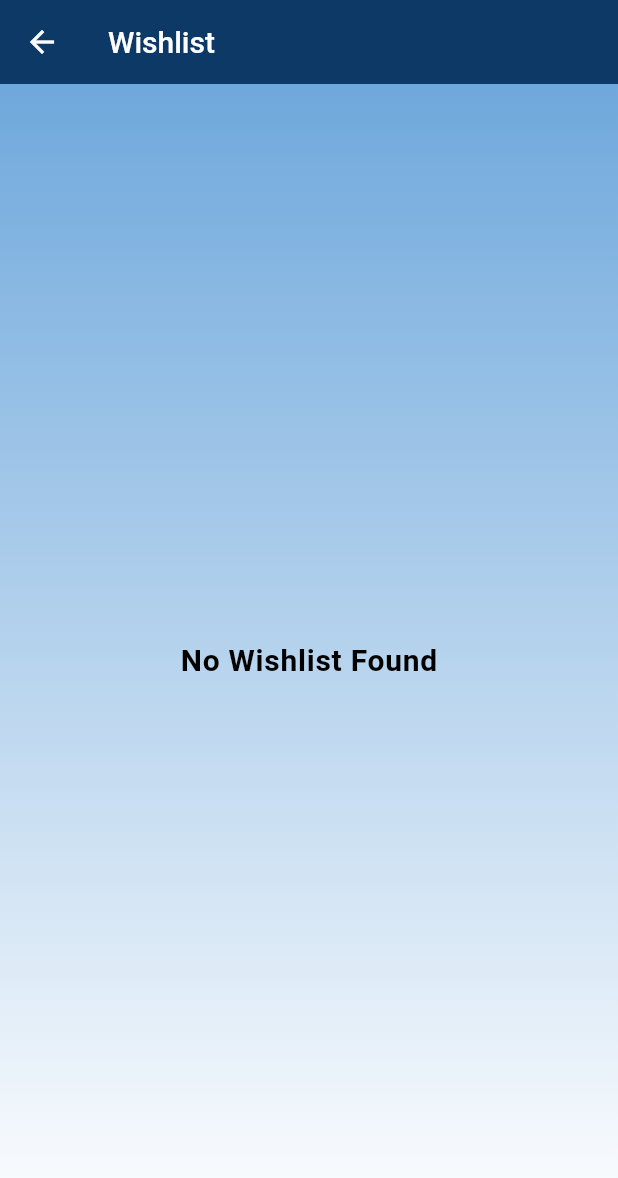
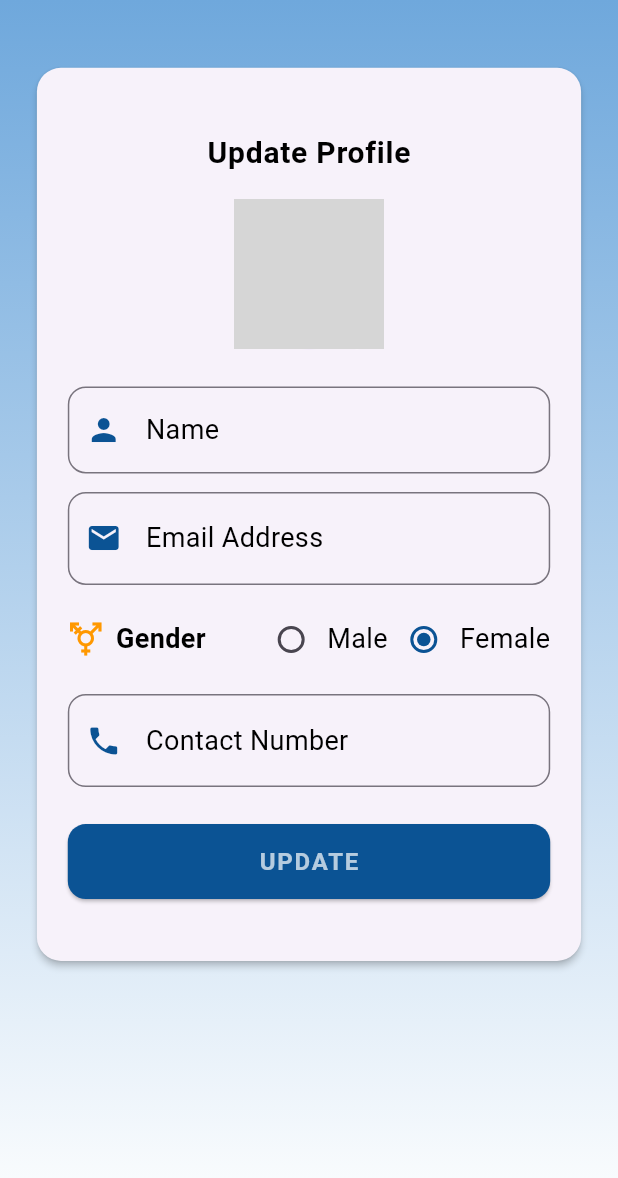
Before and after one commit to akp-dev2230/petmate, a Flutter app: the Accountinfo screen opened directly, after a tap on "Profile", on a phone screen of 412 x 824 dp. Shown: the top 1178 px of the screen. Run offline on Flutter 3.47's test engine with Material 3 defaults, Android fonts, the light colour scheme and no system bars; our stand-ins replace animate_do, cloud_firestore, firebase_auth, firebase_core, flutter_rating_bar, get and 4 more; accounts and stored records are empty; grey boxes are pictures that could not be loaded.

Commit message:
Changed the whole UI

```diff
--- a/lib/views/Clinic/clinic.dart
+++ b/lib/views/Clinic/clinic.dart
@@ -11,6 +11,7 @@ class Clinic extends StatefulWidget {
 class _ClinicState extends State<Clinic> {
   @override
   Widget build(BuildContext context) {
+
     final screenWidth  = MediaQuery.of(context).size.width;
     final screenHeight = MediaQuery.of(context).size.height;
 
--- a/lib/views/Userinfo/accountinfo.dart
+++ b/lib/views/Userinfo/accountinfo.dart
@@ -1,11 +1,11 @@
 import 'package:cloud_firestore/cloud_firestore.dart';
 import 'package:firebase_auth/firebase_auth.dart';
-import 'package:flutter/cupertino.dart';
 import 'package:flutter/material.dart';
 import 'package:get/get.dart';
 import 'package:petmate/Services/firestore_services.dart';
 import 'package:petmate/background.dart';
-import 'package:petmate/controllers/profile_controller.dart';
+import 'package:petmate/views/Userinfo/manage_address.dart';
+import 'package:petmate/views/Userinfo/update_profile.dart';
 import 'package:petmate/views/Userinfo/wishlist_screen.dart';
 import 'package:petmate/views/authentication_screen/loginscreen.dart';
 
@@ -15,13 +15,19 @@ class Accountinfo extends StatelessWidget {
   @override
   Widget build(BuildContext context) {
 
-    var controller = Get.put(ProfileController());
-
     final screenWidth = MediaQuery.of(context).size.width;
     final screenHeight = MediaQuery.of(context).size.height;
 
     final profileIcons = [Icons.person, Icons.receipt_long, Icons.favorite_outline, Icons.home_work_rounded, Icons.policy, Icons.help_outline];
     final profileIconsTitle = ["Profile", "My Orders", "Wishlist", "Manage Address", "Privacy policy", "Help and support",];
+    final  profileScreens = [
+      const UpdateProfile(),
+      const Placeholder(),
+      const WishlistScreen(),
+      const ManageAddress(),
+      const Placeholder(),
+      const Placeholder(),
+    ];
 
     return Scaffold(
       body: backGround(
@@ -50,28 +56,11 @@ class Accountinfo extends StatelessWidget {
                           mainAxisAlignment: MainAxisAlignment.center,
                           crossAxisAlignment: CrossAxisAlignment.center,
                           children: [
-                            Stack(
-                              children: [
-                                CircleAvatar(
-                                  radius: 70,
-                                  backgroundImage: (data['profileImageUrl'] != null && data['profileImageUrl'].toString().isNotEmpty)
-                                      ? NetworkImage(data['profileImageUrl'])
-                                      : const AssetImage("assets/images/bansalbhand.jpg") as ImageProvider,
-                                ),
-                                Positioned(
-                                  bottom: 0,
-                                  right: 0,
-                                  child: CircleAvatar(
-                                    backgroundColor: CupertinoColors.systemGrey5,
-                                    child: IconButton(
-                                      icon: const Icon(Icons.photo_library, color: Colors.orangeAccent,),
-                                      onPressed: (){
-                                        controller.pickAndUploadPhoto();
-                                      },
-                                    ),
-                                  ),
-                                ),
-                              ],
+                            CircleAvatar(
+                              radius: 70,
+                              backgroundImage: (data['profileImageUrl'] != null && data['profileImageUrl'].toString().isNotEmpty)
+                                  ? NetworkImage(data['profileImageUrl'])
+                                  : const AssetImage("assets/images/bansalbhand.jpg") as ImageProvider,
                             ),
                             SizedBox(height: screenHeight*0.02),
                             Text((data['name'] ?? "").isEmpty ? "Name" :"${data['name']}", style: Theme.of(context).textTheme.bodyLarge,
@@ -108,7 +97,7 @@ class Accountinfo extends StatelessWidget {
                                       title: Text(profileIconsTitle[index], style: const TextStyle(fontSize: 18, color: Colors.black),),
                                       trailing: const Icon(Icons.arrow_forward_ios, size: 16, color: Colors.black,),
                                       onTap: (){
-                                        Get.to(const WishlistScreen());
+                                        Get.to(profileScreens[index]);
                                       },
                                     );
                                   },
--- /dev/null
+++ b/lib/views/Userinfo/update_profile.dart
@@ -0,0 +1,202 @@
+import 'package:flutter/material.dart';
+import 'package:petmate/background.dart';
+import 'package:petmate/controllers/profile_controller.dart';
+import 'package:get/get.dart';
+
+class UpdateProfile extends StatefulWidget {
+  const UpdateProfile({super.key});
+
+  @override
+  State<UpdateProfile> createState() => _UpdateProfileState();
+}
+
+class _UpdateProfileState extends State<UpdateProfile> {
+
+  final TextEditingController _nameController = TextEditingController();
+  final TextEditingController _emailController = TextEditingController();
+  final TextEditingController _phoneController = TextEditingController();
+
+  String _selectedGender = "Female";
+
+  @override
+  Widget build(BuildContext context) {
+
+    var controller = Get.put(ProfileController());
+
+    final screenWidth  = MediaQuery.of(context).size.width;
+    final screenHeight = MediaQuery.of(context).size.height;
+
+    return Scaffold(
+      body: backGround(
+        child: SafeArea(
+          child: SingleChildScrollView(
+            child: Padding(
+              padding: EdgeInsets.symmetric(horizontal: screenWidth*0.05, vertical: screenHeight*0.05),
+              child: Card(
+                  elevation: 2.0,
+                  shape: RoundedRectangleBorder(borderRadius: BorderRadius.circular(16)),
+                  child: Padding(
+                    padding: EdgeInsets.symmetric(horizontal: screenWidth*0.05, vertical: screenHeight*0.05),
+                    child: Column(
+                      children: [
+                        // Title
+                        Text(
+                          "Update Profile",
+                          style: Theme.of(context).textTheme.bodyLarge
+                        ),
+                        SizedBox(height: screenHeight*0.02),
+
+                        // Avatar with camera icon overlay
+                        Stack(
+                          alignment: Alignment.center,
+                          children: [
+                            // Profile image
+                            const CircleAvatar(
+                              radius: 50,
+                              backgroundImage:
+                              AssetImage("assets/images/user_placeholder.jpg"),
+                              // You can use NetworkImage or FileImage as needed
+                            ),
+
+                            // Camera icon
+                            Positioned(
+                              bottom: 0,
+                              right: 0,
+                              child: CircleAvatar(
+                                backgroundColor: Colors.white,
+                                radius: 18,
+                                child: IconButton(
+                                  icon: const Icon(
+                                    Icons.camera_alt,
+                                    color: Color(0xFF0b5394),
+                                    size: 18,
+                                  ),
+                                  onPressed: () {
+                                    controller.pickAndUploadPhoto();
+                                  },
+                                ),
+                              ),
+                            ),
+                          ],
+                        ),
+
+                        SizedBox(height: screenHeight*0.03),
+
+                        // Name TextField
+                        TextField(
+                          controller: _nameController,
+                          decoration: InputDecoration(
+                            labelText: "Name",
+                            labelStyle: Theme.of(context).textTheme.bodyMedium,
+                            prefixIcon: const Icon(Icons.person, color: Color(0xFF0b5394)),
+                            border: OutlineInputBorder(
+                              borderRadius: BorderRadius.circular(12),
+                            ),
+                          ),
+                          style: Theme.of(context).textTheme.bodyMedium
+                        ),
+                        SizedBox(height: screenHeight*0.015),
+
+                        // Email TextField
+                        TextField(
+                          controller: _emailController,
+                          decoration: InputDecoration(
+                            labelText: "Email Address",
+                            labelStyle: Theme.of(context).textTheme.bodyMedium,
+                            prefixIcon: const Icon(Icons.email, color: Color(0xFF0b5394)),
+                            border: OutlineInputBorder(
+                              borderRadius: BorderRadius.circular(12),
+                            ),
+                          ),
+                        ),
+                        SizedBox(height: screenHeight*0.015),
+
+                        // Gender Row (Radio Buttons)
+                        Row(
+                          children: [
+                            const Icon(Icons.transgender, color: Colors.orange),
+                            const SizedBox(width: 8),
+                            const Text(
+                              "Gender",
+                              style: TextStyle(fontWeight: FontWeight.w600),
+                            ),
+                            const Spacer(),
+
+                            // Male
+                            Radio<String>(
+                              value: "Male",
+                              activeColor: const Color(0xFF0b5394),
+                              groupValue: _selectedGender,
+                              onChanged: (val) {
+                                setState(() {
+                                  _selectedGender = val ?? "Male";
+                                });
+                              },
+                            ),
+                            const Text("Male"),
+
+                            // Female
+                            Radio<String>(
+                              value: "Female",
+                              activeColor: const Color(0xFF0b5394),
+                              groupValue: _selectedGender,
+                              onChanged: (val) {
+                                setState(() {
+                                  _selectedGender = val ?? "Female";
+                                });
+                              },
+                            ),
+                            const Text("Female"),
+                          ],
+                        ),
+                        SizedBox(height: screenHeight*0.015),
+
+                        // Contact Number
+                        TextField(
+                          controller: _phoneController,
+                          keyboardType: TextInputType.phone,
+                          decoration: InputDecoration(
+                            labelText: "Contact Number",
+                            labelStyle: Theme.of(context).textTheme.bodyMedium,
+                            prefixIcon: const Icon(Icons.phone, color: Color(0xFF0b5394)),
+                            border: OutlineInputBorder(
+                              borderRadius: BorderRadius.circular(12),
+                            ),
+                          ),
+                        ),
+                        SizedBox(height: screenHeight*0.03),
+
+                        // Update Button
+                        SizedBox(
+                          width: double.infinity,
+                          height: 50,
+                          child: ElevatedButton(
+                            style: ElevatedButton.styleFrom(
+                              backgroundColor: const Color(0xFF0b5394),
+                              shape: RoundedRectangleBorder(
+                                borderRadius: BorderRadius.circular(12),
+                              ),
+                            ),
+                            onPressed: () {},
+                            child: const Text(
+                              "UPDATE",
+                              style: TextStyle(
+                                fontWeight: FontWeight.bold,
+                                letterSpacing: 1.2,
+                                fontSize: 16,
+                                color: Colors.white70
+                              ),
+                            ),
+                          ),
+                        ),
+                      ],
+                    ),
+                  ),
+                ),
+            ),
+          ),
+        ),
+      ),
+    );
+  }
+}
```
Also changed, not shown: lib/views/Userinfo/manage_address.dart (added, +184 -0 lines).
